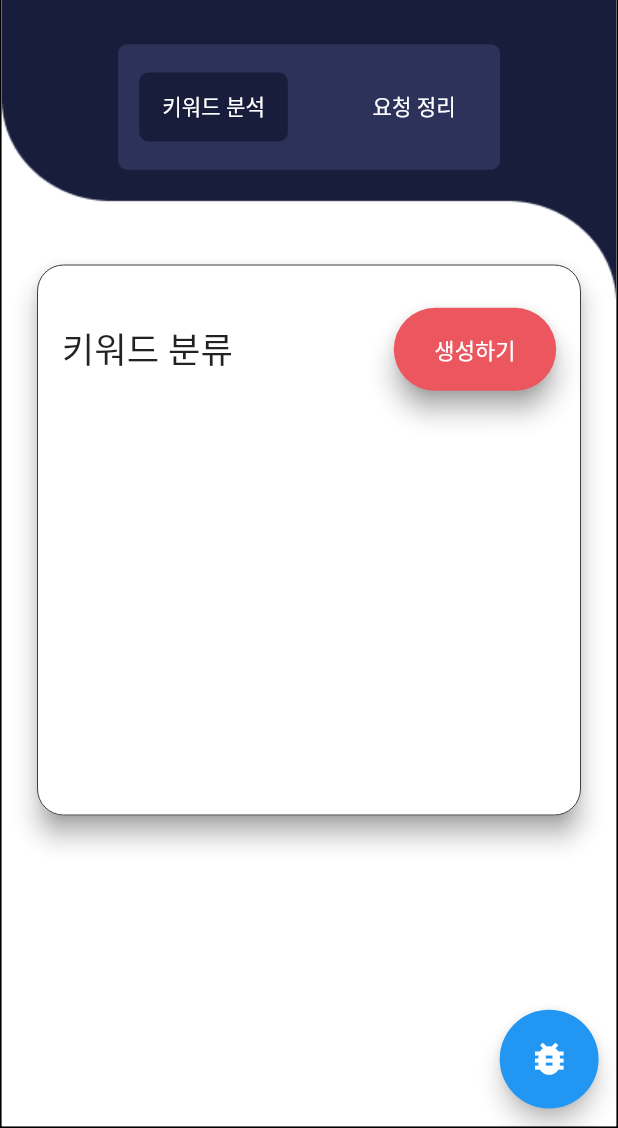
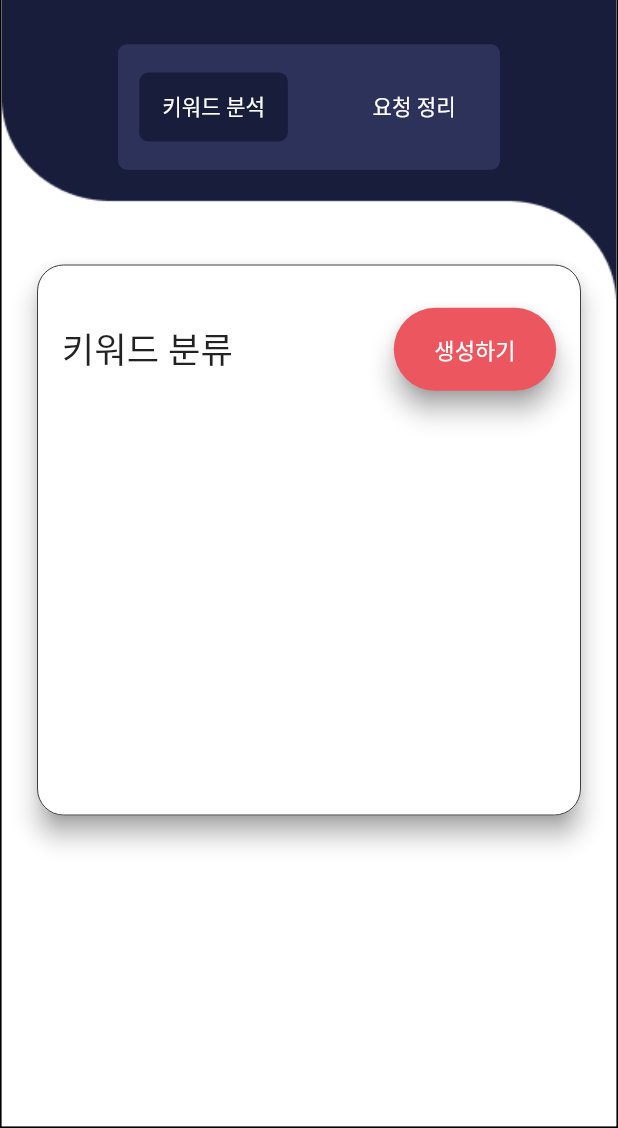
Before and after one commit to dev-tryit/sumgo-crawller-flutter, a Flutter app: the MainLayout screen opened directly, on a phone screen of 412 x 824 dp, the part 108-1236 px from its top. Run offline on Flutter 3.47's test engine with Material 2 defaults, Android fonts, the phone set to English and light mode, and no system bars; our stand-ins replace adaptive_dialog, animate_do, cloud_firestore, email_validator, firebase_auth, firebase_core and 11 more; missing offline and left inert: dynamic_height_grid_view, firedart, flutter_awesome_select, logger_flutter, puppeteer, unsplash_client and 1 more; accounts and stored records are empty.

Commit message:
디버그 모드일 때만 openLogConsole 보이도록 수정

```diff
--- a/_code/lib/_common/util/ErrorUtil.dart
+++ b/_code/lib/_common/util/ErrorUtil.dart
@@ -8,13 +8,13 @@ class ErrorUtil {
     runZonedGuarded(() async {
       WidgetsFlutterBinding.ensureInitialized();
       FlutterError.onError = (FlutterErrorDetails details) {
-        FlutterError.presentError(details);
-        LogUtil.error("error:${details.exception.toString()}, stack:${details.stack.toString()}");
+        // FlutterError.presentError(details);
+        LogUtil.error("FlutterError.onError error:${details.exception.toString()}, stack:${details.stack.toString()}");
       };
 
       await init();
     }, (Object error, StackTrace stack) {
-      LogUtil.error("error:${error.toString()}, stack:${stack.toString()}");
+      LogUtil.error("runZonedGuarded error:${error.toString()}, stack:${stack.toString()}");
     });
   }
 }
--- a/_code/lib/_common/util/LogUtil.dart
+++ b/_code/lib/_common/util/LogUtil.dart
@@ -1,6 +1,7 @@
+import 'package:logger/logger.dart';
+import 'package:logger_flutter/logger_flutter.dart';
+import "package:stack_trace/stack_trace.dart";
 import 'package:sumgo_crawller_flutter/Setting.dart';
-import 'package:logger/logger.dart';
-import "package:stack_trace/stack_trace.dart";
 
 class MyLogFilter extends LogFilter {
   @override
@@ -16,7 +17,8 @@ class LogUtil {
   static final Logger _logger = Logger(
     filter: MyLogFilter(),
     level: Setting.LogLevel,
-    printer: SimplePrinter(printTime: true, colors: true),
+    printer: PrettyPrinter(printTime: true, colors: true),
+    output: LogConsole.wrap(innerOutput: ConsoleOutput()),
     // printer: new PrettyPrinter(
     //     methodCount: 0,
     //     // // number of method calls to be displayed
--- a/_code/lib/page/main/MainLayout.dart
+++ b/_code/lib/page/main/MainLayout.dart
@@ -1,3 +1,4 @@
+import 'package:flutter/foundation.dart';
 import 'package:flutter/material.dart';
 import 'package:logger_flutter/logger_flutter.dart';
 import 'package:sumgo_crawller_flutter/_common/abstract/KDHComponent.dart';
@@ -66,7 +67,7 @@ class MainLayoutComponent extends KDHComponent<_MainLayoutState> {
         children: [
           Positioned(top: 150, bottom: 0, left: 0, right: 0, child: content()),
           MyHeader(pageC),
-          Positioned(bottom: 10, right: 10, child: FloatingActionButton(child: const Icon(Icons.bug_report), onPressed: ()=>LogConsole.open(context, dark: true))),
+          ...(!kReleaseMode?[Positioned(bottom: 10, right: 10, child: FloatingActionButton(child: const Icon(Icons.bug_report), onPressed: ()=>LogConsole.openLogConsole(context)))]:[]),
         ],
       ),
     );
--- a/_code/pubspec.yaml
+++ b/_code/pubspec.yaml
@@ -51,7 +51,7 @@ dependencies:
     logger: ^1.0.0
     logger_flutter:
         git:
-            url: https://github.com/dev-tryit/logger_flutter.git
+            url: https://github.com/xaynetwork/logger_flutter.git
             ref: master # branch name
 
     uuid: ^3.0.6
```
Also changed, not shown: _code/pubspec.lock.
